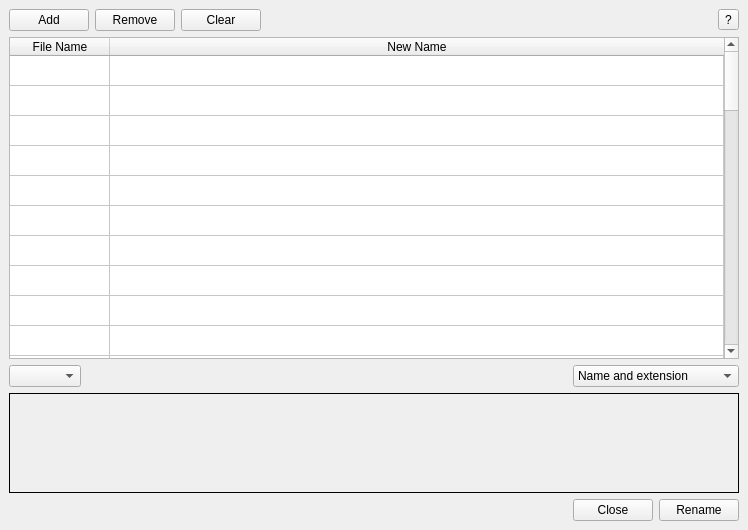
Before: the Qt Designer form Code/MainWindow/mainwindow.ui in Nomen-Luni/Bionic-Batch-Renamer, drawn with Qt 5.
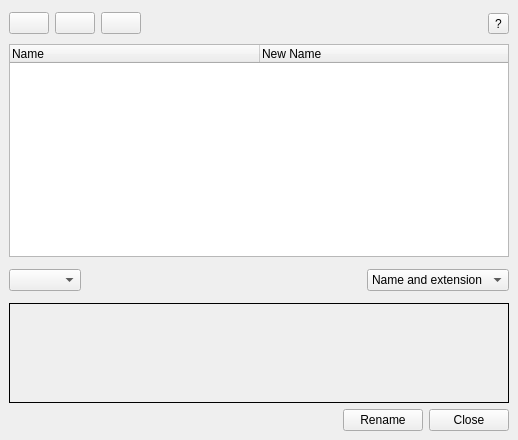
After: the same form once the commit is applied. Icons and pictures are not drawn.

Patch:
```diff
--- a/Code/MainWindow/mainwindow.ui
+++ b/Code/MainWindow/mainwindow.ui
@@ -6,12 +6,12 @@
    <rect>
     <x>0</x>
     <y>0</y>
-    <width>748</width>
-    <height>530</height>
+    <width>512</width>
+    <height>440</height>
    </rect>
   </property>
   <property name="sizePolicy">
-   <sizepolicy hsizetype="Expanding" vsizetype="Preferred">
+   <sizepolicy hsizetype="Fixed" vsizetype="Preferred">
     <horstretch>0</horstretch>
     <verstretch>0</verstretch>
    </sizepolicy>
@@ -32,31 +32,139 @@
      <verstretch>0</verstretch>
     </sizepolicy>
    </property>
-   <layout class="QGridLayout" name="gridLayout">
-    <item row="4" column="4">
-     <widget class="QPushButton" name="closePushButton">
-      <property name="sizePolicy">
-       <sizepolicy hsizetype="Fixed" vsizetype="Fixed">
-        <horstretch>0</horstretch>
-        <verstretch>0</verstretch>
-       </sizepolicy>
-      </property>
-      <property name="text">
-       <string>Close</string>
-      </property>
-     </widget>
+   <layout class="QVBoxLayout" name="verticalLayout">
+    <item>
+     <layout class="QHBoxLayout" name="horizontalLayout_2">
+      <item>
+       <widget class="QPushButton" name="AddPushButton">
+        <property name="enabled">
+         <bool>true</bool>
+        </property>
+        <property name="sizePolicy">
+         <sizepolicy hsizetype="Fixed" vsizetype="Fixed">
+          <horstretch>0</horstretch>
+          <verstretch>0</verstretch>
+         </sizepolicy>
+        </property>
+        <property name="minimumSize">
+         <size>
+          <width>0</width>
+          <height>0</height>
+         </size>
+        </property>
+        <property name="maximumSize">
+         <size>
+          <width>16777215</width>
+          <height>16777215</height>
+         </size>
+        </property>
+        <property name="text">
+         <string/>
+        </property>
+        <property name="icon">
+         <iconset theme="list-add">
+          <normaloff>.</normaloff>.</iconset>
+        </property>
+       </widget>
+      </item>
+      <item>
+       <widget class="QPushButton" name="RemovePushButton">
+        <property name="sizePolicy">
+         <sizepolicy hsizetype="Fixed" vsizetype="Fixed">
+          <horstretch>0</horstretch>
+          <verstretch>0</verstretch>
+         </sizepolicy>
+        </property>
+        <property name="maximumSize">
+         <size>
+          <width>16777215</width>
+          <height>16777215</height>
+         </size>
+        </property>
+        <property name="text">
+         <string/>
+        </property>
+        <property name="icon">
+         <iconset theme="list-remove">
+          <normaloff>.</normaloff>.</iconset>
+        </property>
+       </widget>
+      </item>
+      <item>
+       <widget class="QPushButton" name="clearPushButton">
+        <property name="sizePolicy">
+         <sizepolicy hsizetype="Fixed" vsizetype="Fixed">
+          <horstretch>0</horstretch>
+          <verstretch>0</verstretch>
+         </sizepolicy>
+        </property>
+        <property name="text">
+         <string/>
+        </property>
+        <property name="icon">
+         <iconset theme="edit-clear">
+          <normaloff>.</normaloff>.</iconset>
+        </property>
+       </widget>
+      </item>
+      <item>
+       <spacer name="horizontalSpacer">
+        <property name="orientation">
+         <enum>Qt::Horizontal</enum>
+        </property>
+        <property name="sizeType">
+         <enum>QSizePolicy::MinimumExpanding</enum>
+        </property>
+        <property name="sizeHint" stdset="0">
+         <size>
+          <width>300</width>
+          <height>29</height>
+         </size>
+        </property>
+       </spacer>
+      </item>
+      <item>
+       <widget class="QToolButton" name="aboutButton">
+        <property name="text">
+         <string>?</string>
+        </property>
+        <property name="icon">
+         <iconset theme="help-about">
+          <normaloff>.</normaloff>.</iconset>
+        </property>
+       </widget>
+      </item>
+     </layout>
     </item>
-    <item row="1" column="0" colspan="6">
+    <item>
      <widget class="QTableWidget" name="fileNamesTableWidget">
       <property name="sizePolicy">
-       <sizepolicy hsizetype="MinimumExpanding" vsizetype="MinimumExpanding">
+       <sizepolicy hsizetype="MinimumExpanding" vsizetype="Expanding">
         <horstretch>1</horstretch>
-        <verstretch>3</verstretch>
+        <verstretch>0</verstretch>
        </sizepolicy>
       </property>
+      <property name="minimumSize">
+       <size>
+        <width>0</width>
+        <height>0</height>
+       </size>
+      </property>
+      <property name="maximumSize">
+       <size>
+        <width>16777215</width>
+        <height>16777215</height>
+       </size>
+      </property>
       <property name="horizontalScrollBarPolicy">
        <enum>Qt::ScrollBarAlwaysOff</enum>
       </property>
+      <property name="sizeAdjustPolicy">
+       <enum>QAbstractScrollArea::AdjustIgnored</enum>
+      </property>
+      <property name="alternatingRowColors">
+       <bool>false</bool>
+      </property>
       <property name="selectionMode">
        <enum>QAbstractItemView::MultiSelection</enum>
       </property>
@@ -64,174 +172,91 @@
        <enum>QAbstractItemView::SelectRows</enum>
       </property>
       <property name="rowCount">
-       <number>50</number>
+       <number>0</number>
       </property>
+      <attribute name="horizontalHeaderDefaultSectionSize">
+       <number>250</number>
+      </attribute>
+      <attribute name="horizontalHeaderShowSortIndicator" stdset="0">
+       <bool>true</bool>
+      </attribute>
       <attribute name="horizontalHeaderStretchLastSection">
        <bool>true</bool>
       </attribute>
       <attribute name="verticalHeaderVisible">
        <bool>false</bool>
       </attribute>
-      <row/>
-      <row/>
-      <row/>
-      <row/>
-      <row/>
-      <row/>
-      <row/>
-      <row/>
-      <row/>
-      <row/>
-      <row/>
-      <row/>
-      <row/>
-      <row/>
-      <row/>
-      <row/>
-      <row/>
-      <row/>
-      <row/>
-      <row/>
-      <row/>
-      <row/>
-      <row/>
-      <row/>
-      <row/>
-      <row/>
-      <row/>
-      <row/>
-      <row/>
-      <row/>
-      <row/>
-      <row/>
-      <row/>
-      <row/>
-      <row/>
-      <row/>
-      <row/>
-      <row/>
-      <row/>
-      <row/>
-      <row/>
-      <row/>
-      <row/>
-      <row/>
-      <row/>
-      <row/>
-      <row/>
-      <row/>
-      <row/>
-      <row/>
       <column>
        <property name="text">
-        <string>File Name</string>
+        <string>Name</string>
+       </property>
+       <property name="textAlignment">
+        <set>AlignLeading|AlignVCenter</set>
        </property>
       </column>
       <column>
        <property name="text">
         <string>New Name</string>
        </property>
+       <property name="textAlignment">
+        <set>AlignLeading|AlignVCenter</set>
+       </property>
       </column>
      </widget>
     </item>
-    <item row="2" column="0" colspan="4">
-     <widget class="QComboBox" name="operationComboBox">
-      <property name="sizePolicy">
-       <sizepolicy hsizetype="Fixed" vsizetype="Fixed">
-        <horstretch>0</horstretch>
-        <verstretch>0</verstretch>
-       </sizepolicy>
-      </property>
-     </widget>
-    </item>
-    <item row="0" column="1">
-     <widget class="QPushButton" name="RemovePushButton">
-      <property name="sizePolicy">
-       <sizepolicy hsizetype="Fixed" vsizetype="Fixed">
-        <horstretch>0</horstretch>
-        <verstretch>0</verstretch>
-       </sizepolicy>
-      </property>
-      <property name="text">
-       <string>Remove</string>
-      </property>
-     </widget>
-    </item>
-    <item row="2" column="4" colspan="2">
-     <widget class="QComboBox" name="targetComboBox">
+    <item>
+     <layout class="QHBoxLayout" name="horizontalLayout_3">
       <item>
-       <property name="text">
-        <string>Name and extension</string>
-       </property>
+       <widget class="QComboBox" name="operationComboBox">
+        <property name="sizePolicy">
+         <sizepolicy hsizetype="Fixed" vsizetype="Fixed">
+          <horstretch>0</horstretch>
+          <verstretch>0</verstretch>
+         </sizepolicy>
+        </property>
+       </widget>
       </item>
       <item>
-       <property name="text">
-        <string>Name only</string>
-       </property>
+       <spacer name="horizontalSpacer_2">
+        <property name="orientation">
+         <enum>Qt::Horizontal</enum>
+        </property>
+        <property name="sizeHint" stdset="0">
+         <size>
+          <width>35</width>
+          <height>34</height>
+         </size>
+        </property>
+       </spacer>
       </item>
       <item>
-       <property name="text">
-        <string>Extension only</string>
-       </property>
+       <widget class="QComboBox" name="targetComboBox">
+        <item>
+         <property name="text">
+          <string>Name and extension</string>
+         </property>
+        </item>
+        <item>
+         <property name="text">
+          <string>Name only</string>
+         </property>
+        </item>
+        <item>
+         <property name="text">
+          <string>Extension only</string>
+         </property>
+        </item>
+       </widget>
       </item>
-     </widget>
+     </layout>
     </item>
-    <item row="0" column="0">
-     <widget class="QPushButton" name="AddPushButton">
-      <property name="sizePolicy">
-       <sizepolicy hsizetype="Fixed" vsizetype="Fixed">
-        <horstretch>0</horstretch>
-        <verstretch>0</verstretch>
-       </sizepolicy>
-      </property>
-      <property name="text">
-       <string>Add</string>
-      </property>
-     </widget>
-    </item>
-    <item row="0" column="2">
-     <widget class="QPushButton" name="clearPushButton">
-      <property name="sizePolicy">
-       <sizepolicy hsizetype="Fixed" vsizetype="Fixed">
-        <horstretch>0</horstretch>
-        <verstretch>0</verstretch>
-       </sizepolicy>
-      </property>
-      <property name="text">
-       <string>Clear</string>
-      </property>
-     </widget>
-    </item>
-    <item row="4" column="5">
-     <widget class="QPushButton" name="renamePushButton">
-      <property name="sizePolicy">
-       <sizepolicy hsizetype="Fixed" vsizetype="Fixed">
-        <horstretch>0</horstretch>
-        <verstretch>0</verstretch>
-       </sizepolicy>
-      </property>
-      <property name="text">
-       <string>Rename</string>
-      </property>
-     </widget>
-    </item>
-    <item row="0" column="5" alignment="Qt::AlignRight">
-     <widget class="QToolButton" name="aboutButton">
-      <property name="text">
-       <string>?</string>
-      </property>
-      <property name="icon">
-       <iconset theme="help-about"/>
-      </property>
-     </widget>
-    </item>
-    <item row="3" column="0" colspan="6">
+    <item>
      <widget class="QStackedWidget" name="TransformPagesStackedWidget">
       <property name="enabled">
        <bool>true</bool>
       </property>
       <property name="sizePolicy">
-       <sizepolicy hsizetype="MinimumExpanding" vsizetype="Minimum">
+       <sizepolicy hsizetype="MinimumExpanding" vsizetype="Fixed">
         <horstretch>1</horstretch>
         <verstretch>0</verstretch>
        </sizepolicy>
@@ -259,6 +284,49 @@
       </property>
      </widget>
     </item>
+    <item>
+     <layout class="QHBoxLayout" name="horizontalLayout">
+      <item>
+       <spacer name="horizontalSpacer_3">
+        <property name="orientation">
+         <enum>Qt::Horizontal</enum>
+        </property>
+        <property name="sizeHint" stdset="0">
+         <size>
+          <width>300</width>
+          <height>20</height>
+         </size>
+        </property>
+       </spacer>
+      </item>
+      <item>
+       <widget class="QPushButton" name="renamePushButton">
+        <property name="sizePolicy">
+         <sizepolicy hsizetype="Fixed" vsizetype="Fixed">
+          <horstretch>0</horstretch>
+          <verstretch>0</verstretch>
+         </sizepolicy>
+        </property>
+        <property name="text">
+         <string>Rename</string>
+        </property>
+       </widget>
+      </item>
+      <item>
+       <widget class="QPushButton" name="closePushButton">
+        <property name="sizePolicy">
+         <sizepolicy hsizetype="Fixed" vsizetype="Fixed">
+          <horstretch>0</horstretch>
+          <verstretch>0</verstretch>
+         </sizepolicy>
+        </property>
+        <property name="text">
+         <string>Close</string>
+        </property>
+       </widget>
+      </item>
+     </layout>
+    </item>
    </layout>
   </widget>
  </widget>
```
